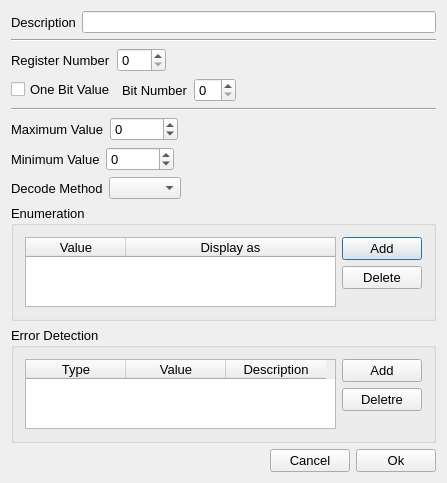
Old version of the form AirCoolControll/AirCoolControll/EditParameterDialog.ui in the repository ComEngineering/AirCoolControl_Desktop.
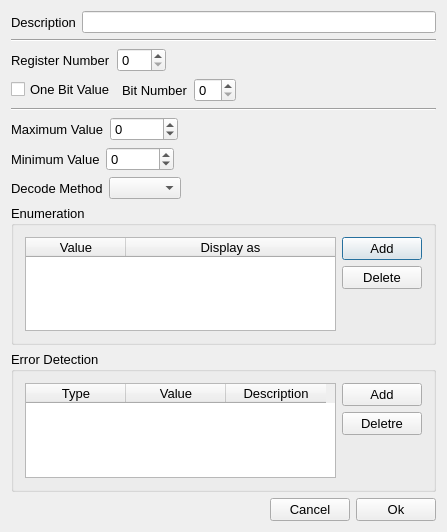
New version of the form.

What changed in the file:
```diff
--- a/AirCoolControll/AirCoolControll/EditParameterDialog.ui
+++ b/AirCoolControll/AirCoolControll/EditParameterDialog.ui
@@ -7,7 +7,7 @@
     <x>0</x>
     <y>0</y>
     <width>447</width>
-    <height>469</height>
+    <height>532</height>
    </rect>
   </property>
   <property name="windowTitle">
@@ -160,7 +160,7 @@
           </widget>
          </item>
          <item>
-          <widget class="QSpinBox" name="spinBox_minValue">
+          <widget class="QSpinBox" name="spinBox_maxValue">
            <property name="font">
             <font>
              <pointsize>10</pointsize>
@@ -204,7 +204,7 @@
           </widget>
          </item>
          <item>
-          <widget class="QSpinBox" name="spinBox_maxValue">
+          <widget class="QSpinBox" name="spinBox_minValue">
            <property name="font">
             <font>
              <pointsize>10</pointsize>
```
Left out of the diff: 4 changed lines with no effect on the pictures.
